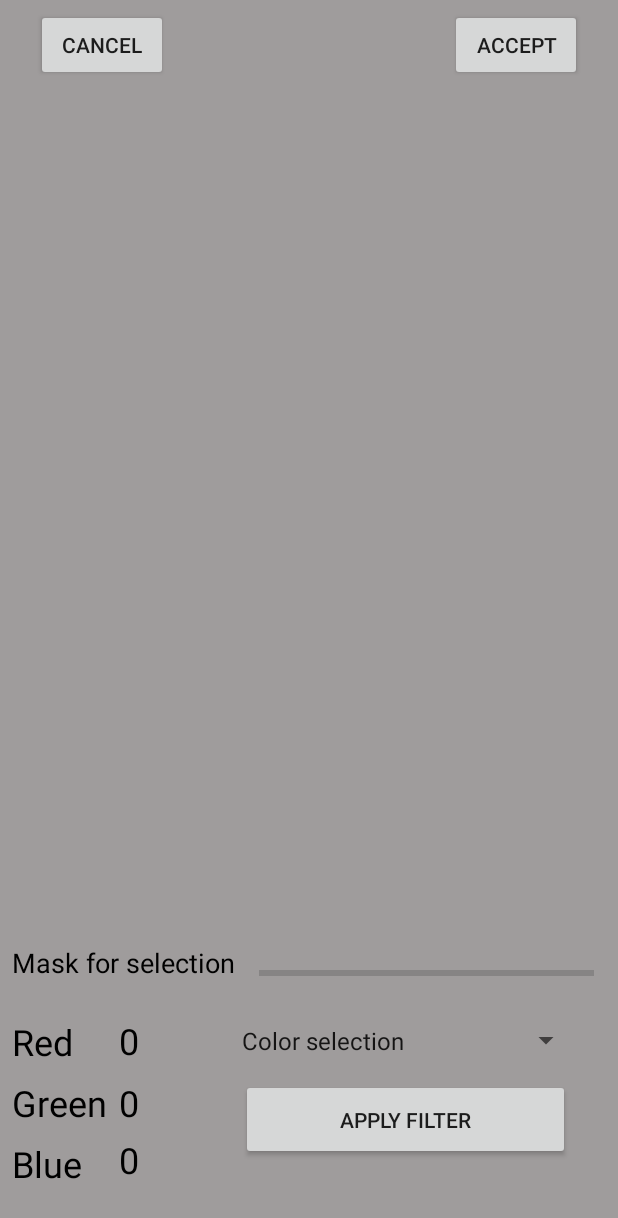
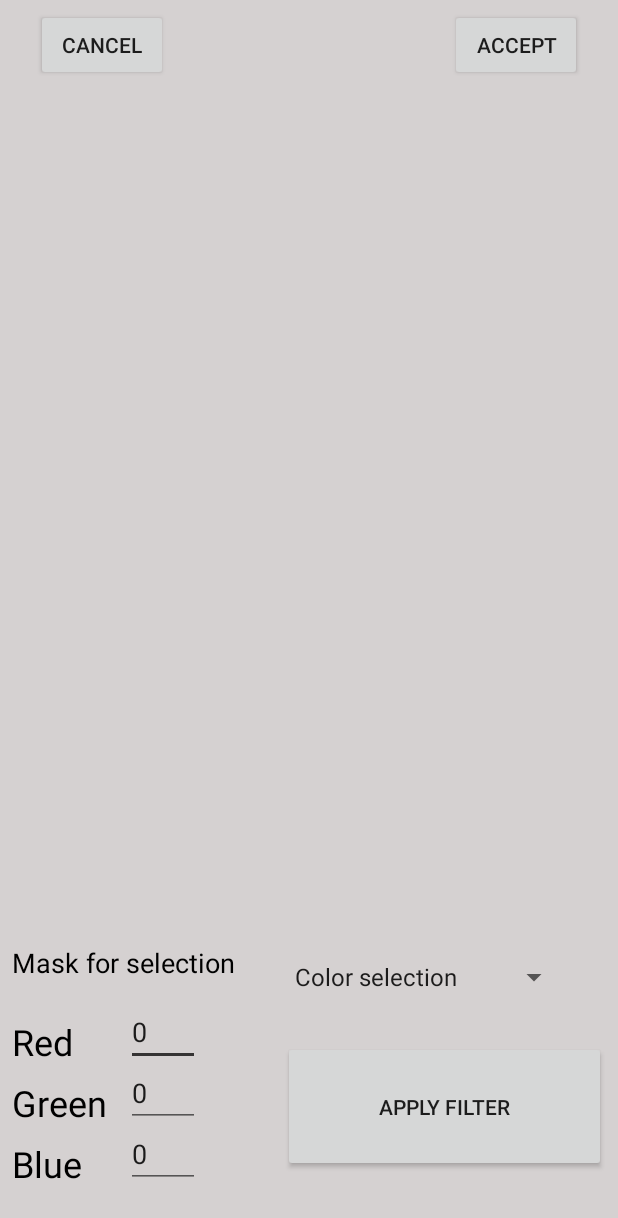
Before and after one commit to Slava0505/PAIN, an Android app: the FilterActivity screen opened directly, with no data from a screen before it, on a phone screen of 412 x 824 dp. Shown: the top 1218 px of the screen. Run offline under Robolectric (Android 15) with nearby library versions, the phone set to English and light mode, and no system bars.

Commit message:
boxes for number of colors in filters

```diff
--- a/app/src/main/res/layout/activity_filter.xml
+++ b/app/src/main/res/layout/activity_filter.xml
@@ -66,41 +66,6 @@
             android:background="@color/colorBackground" android:textColor="@color/colorIcones"
             android:layout_marginBottom="32dp" app:layout_constraintBottom_toBottomOf="parent"
             android:labelFor="@id/text_blue"/>
-    <EditText
-            android:text="0"
-            android:inputType="textPersonName"
-            android:layout_width="49dp"
-            android:layout_height="32dp"
-            android:id="@+id/text_green" app:layout_constraintStart_toEndOf="@+id/greenView"
-            android:layout_marginStart="8dp"
-            app:layout_constraintBottom_toBottomOf="@+id/greenView" android:textSize="24sp"
-            android:importantForAutofill="no"
-            android:background="@color/colorBackground" android:textColor="@color/colorIcones"
-            android:textIsSelectable="true"/>
-    <EditText
-            android:text="0"
-            android:inputType="textPersonName"
-            android:layout_width="50dp"
-            android:layout_height="35dp"
-            android:id="@+id/text_red"
-            app:layout_constraintStart_toStartOf="@+id/text_green"
-            android:textSize="24sp"
-            android:layout_marginBottom="8dp" app:layout_constraintBottom_toTopOf="@+id/text_green"
-            android:background="@color/colorBackground"
-            android:textColor="@color/colorIcones"
-            android:textIsSelectable="true"
-            android:importantForAutofill="no"/>
-    <EditText
-            android:text="0"
-            android:inputType="textPersonName"
-            android:layout_width="49dp"
-            android:layout_height="30dp"
-            android:id="@+id/text_blue"
-            app:layout_constraintTop_toBottomOf="@+id/text_green" app:layout_constraintStart_toStartOf="@+id/text_red"
-            android:textSize="24sp" android:layout_marginTop="8dp"
-            android:background="@color/colorBackground"
-            android:textIsSelectable="true"
-            android:textColor="@color/colorIcones"/>
     <TextView
             android:text="@string/mask_for_selection"
             android:layout_width="wrap_content"
@@ -110,20 +75,21 @@
             android:layout_marginStart="8dp" android:layout_marginBottom="24dp" android:textSize="18sp"
             android:background="@color/colorBackground" android:textColor="@color/colorIcones"/>
     <Spinner
-            android:layout_width="0dp"
-            android:layout_height="0dp"
-            android:id="@+id/filterselect" app:layout_constraintEnd_toEndOf="parent" android:layout_marginEnd="24dp"
-            app:layout_constraintStart_toEndOf="@+id/text_red" android:layout_marginStart="24dp"
-            app:layout_constraintBottom_toBottomOf="@+id/text_red" app:layout_constraintTop_toTopOf="@+id/text_red"
-            android:entries="@array/filters"/>
+            android:layout_width="191dp"
+            android:layout_height="44dp"
+            android:id="@+id/filterselect"
+            android:entries="@array/filters"
+            app:layout_constraintTop_toTopOf="@+id/MaskText" app:layout_constraintStart_toEndOf="@+id/MaskText"
+            android:layout_marginStart="8dp" app:layout_constraintEnd_toEndOf="parent" android:layout_marginEnd="8dp"/>
     <Button
             android:text="@string/apply_filter"
-            android:layout_width="0dp"
-            android:layout_height="0dp"
-            android:id="@+id/buttonapply" app:layout_constraintEnd_toEndOf="parent" android:layout_marginEnd="32dp"
-            app:layout_constraintStart_toEndOf="@+id/text_green" android:layout_marginStart="32dp"
-            android:layout_marginTop="8dp" app:layout_constraintTop_toBottomOf="@+id/filterselect"
-            android:layout_marginBottom="16dp" app:layout_constraintBottom_toBottomOf="@+id/text_blue"/>
+            android:layout_width="215dp"
+            android:layout_height="87dp"
+            android:id="@+id/buttonapply"
+            android:layout_marginTop="20dp" app:layout_constraintTop_toTopOf="@+id/text_red"
+            app:layout_constraintEnd_toEndOf="parent"
+            android:layout_marginEnd="8dp" android:layout_marginBottom="8dp"
+            app:layout_constraintBottom_toBottomOf="@+id/text_blue"/>
     <ProgressBar
             style="?android:attr/progressBarStyleHorizontal"
             android:layout_width="0dp"
@@ -135,5 +101,31 @@
             app:layout_constraintBottom_toTopOf="@+id/filterselect" android:layout_marginBottom="16dp"
             android:progressTint="@color/colorPrimary"
     />
+    <EditText
+            android:layout_width="49dp"
+            android:layout_height="40dp"
+            android:inputType="numberDecimal"
+            android:ems="10"
+            android:id="@+id/text_red"
+            android:text="0"
+            app:layout_constraintBottom_toBottomOf="@+id/redView" android:layout_marginStart="76dp"
+            app:layout_constraintStart_toStartOf="@+id/redView"/>
+    <EditText
+            android:layout_width="49dp"
+            android:layout_height="40dp"
+            android:inputType="numberDecimal"
+            android:ems="10"
+            android:id="@+id/text_green"
+            app:layout_constraintBottom_toBottomOf="@+id/greenView"
+            app:layout_constraintStart_toStartOf="@+id/greenView" android:layout_marginStart="76dp"
+            android:text="0"/>
+    <EditText
+            android:layout_width="49dp"
+            android:layout_height="40dp"
+            android:inputType="numberDecimal"
+            android:ems="10"
+            android:id="@+id/text_blue"
+            app:layout_constraintBottom_toBottomOf="@+id/blueView" app:layout_constraintStart_toStartOf="@+id/blueView"
+            android:layout_marginStart="76dp" android:text="0"/>
 
 </android.support.constraint.ConstraintLayout>
--- a/app/src/main/res/values/colors.xml
+++ b/app/src/main/res/values/colors.xml
@@ -3,7 +3,7 @@
     <color name="colorPrimary">#008577</color>
     <color name="colorPrimaryDark">#00574B</color>
     <color name="colorAccent">#353333</color>
-    <color name="colorBackground">#9F9C9C</color>
+    <color name="colorBackground">#D5D1D1</color>
     <color name="colorBackground1">#EDDEDE</color>
     <color name="colorToolbar">#000FFF</color>
     <color name="colorIcones">#000000</color>
```
Also changed, not shown: app/src/main/res/layout/activity_astar.xml (+26 -28 lines), app/src/main/res/layout/activity_main.xml (+6 -5 lines).
